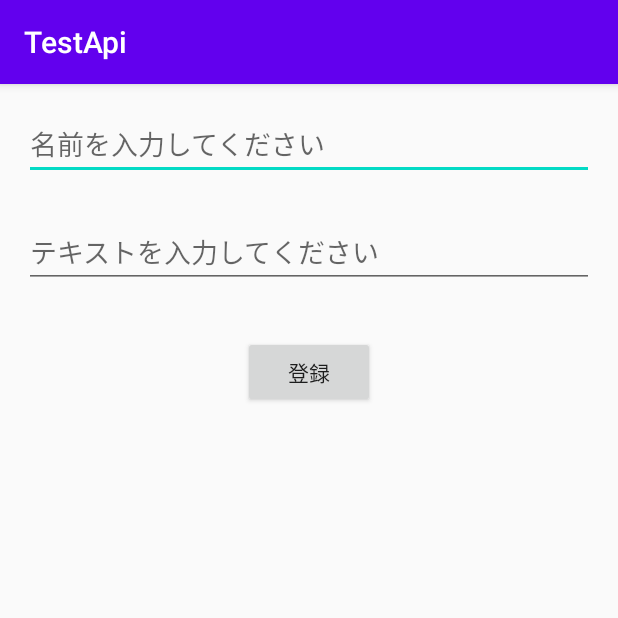
After one commit to mdobashi0318/TestAPI_Android, an Android app: the RegisterActivity screen opened directly, with no data from a screen before it, on a phone screen of 412 x 824 dp, the top half of it. The commit adds this screen. Run offline under Robolectric (Android 15) with nearby library versions, the phone set to English and light mode, and no system bars; libraries missing offline, so code that uses them is left out: com.github.kittinunf.fuel, com.github.kittinunf.result, org.jetbrains.anko.

Commit message:
get、post処理追加

```diff
--- /dev/null
+++ b/app/src/main/java/com/example/testapi/RegisterActivity.kt
@@ -0,0 +1,69 @@
+package com.example.testapi
+
+import androidx.appcompat.app.AppCompatActivity
+import android.os.Bundle
+import com.github.kittinunf.fuel.Fuel
+import com.github.kittinunf.fuel.core.extensions.jsonBody
+import com.github.kittinunf.result.Result
+import kotlinx.android.synthetic.main.activity_register.*
+import org.jetbrains.anko.alert
+import org.jetbrains.anko.yesButton
+
+class RegisterActivity : AppCompatActivity() {
+
+    override fun onCreate(savedInstanceState: Bundle?) {
+        super.onCreate(savedInstanceState)
+        setContentView(R.layout.activity_register)
+
+
+
+        button.setOnClickListener {
+
+
+            if (nameTextField.text.isEmpty()) {
+                showAlert("名前が入力されていません", false)
+                return@setOnClickListener
+            }
+            if (textField.text.isEmpty()) {
+                showAlert("テキストが入力されていません", false)
+                return@setOnClickListener
+            }
+
+            post()
+            showAlert("登録しました", true)
+        }
+    }
+
+
+
+    private fun post() {
+        Fuel.post("http://10.0.2.2/api/v1/users/")
+            .jsonBody("{\"name\":\"${nameTextField.text}\", \"text\":\"${textField.text}\"}")
+            .response{ result ->
+
+                when (result) {
+                    is Result.Failure -> {
+                        val error = result.getException()
+                        println("error: $error")
+                    }
+                    is Result.Success -> {
+                        val data = result.get()
+
+                        println("result: $data")
+                    }
+                }
+
+            }
+    }
+
+    /// yesButtonを押した時に画面を閉じるアラート
+    private fun showAlert(message: String, isFinish: Boolean) {
+        alert(message) {
+                yesButton {
+                    if (isFinish) {
+                    finish()
+                }
+            }
+        }.show()
+    }
+}
--- /dev/null
+++ b/app/src/main/res/layout/activity_register.xml
@@ -0,0 +1,48 @@
+<?xml version="1.0" encoding="utf-8"?>
+<androidx.constraintlayout.widget.ConstraintLayout xmlns:android="http://schemas.android.com/apk/res/android"
+    xmlns:app="http://schemas.android.com/apk/res-auto"
+    xmlns:tools="http://schemas.android.com/tools"
+    android:layout_width="match_parent"
+    android:layout_height="match_parent"
+    tools:context=".RegisterActivity">
+
+
+    <EditText
+        android:id="@+id/nameTextField"
+        android:layout_width="match_parent"
+        android:layout_height="wrap_content"
+        android:layout_marginStart="16dp"
+        android:layout_marginTop="16dp"
+        android:layout_marginEnd="16dp"
+        android:hint="名前を入力してください"
+        app:layout_constraintEnd_toEndOf="parent"
+        app:layout_constraintStart_toStartOf="parent"
+        app:layout_constraintTop_toTopOf="parent" />
+
+
+    <EditText
+        android:id="@+id/textField"
+        android:layout_width="match_parent"
+        android:layout_height="wrap_content"
+        android:layout_marginStart="16dp"
+        android:layout_marginTop="24dp"
+        android:layout_marginEnd="16dp"
+        android:hint="テキストを入力してください"
+        app:layout_constraintEnd_toEndOf="parent"
+        app:layout_constraintHorizontal_bias="0.0"
+        app:layout_constraintStart_toStartOf="parent"
+        app:layout_constraintTop_toBottomOf="@+id/nameTextField" />
+
+
+    <Button
+        android:id="@+id/button"
+        android:layout_width="wrap_content"
+        android:layout_height="wrap_content"
+        android:layout_marginTop="32dp"
+        android:text="登録"
+        app:layout_constraintEnd_toEndOf="parent"
+        app:layout_constraintStart_toStartOf="parent"
+        app:layout_constraintTop_toBottomOf="@+id/textField" />
+
+
+</androidx.constraintlayout.widget.ConstraintLayout>
--- a/build.gradle
+++ b/build.gradle
@@ -2,6 +2,7 @@
 
 buildscript {
     ext.kotlin_version = '1.3.61'
+    ext.anko_version = '0.10.4'
     repositories {
         google()
         jcenter()
```
Also changed, not shown: app/build.gradle (+6 -1 lines), app/src/main/AndroidManifest.xml (+7 -1 lines), app/src/main/java/com/example/testapi/MainActivity.kt (+65 -1 lines), app/src/main/java/com/example/testapi/UsersModel.kt (added, +9 -0 lines), app/src/main/res/layout/activity_main.xml (+32 -6 lines).
